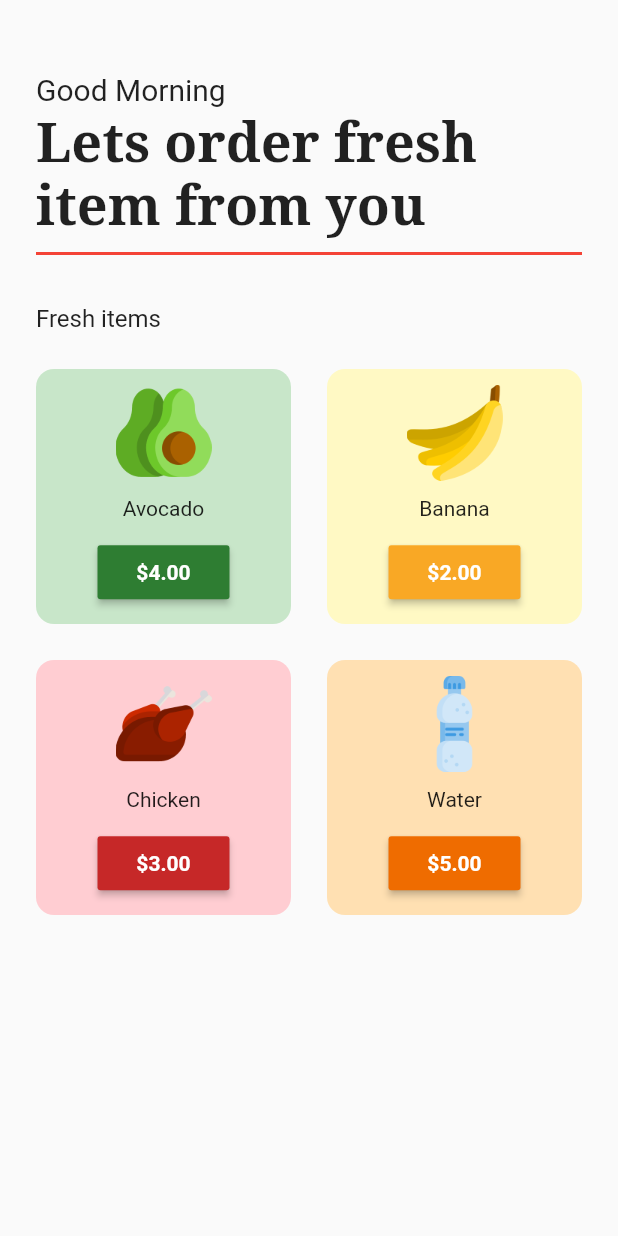
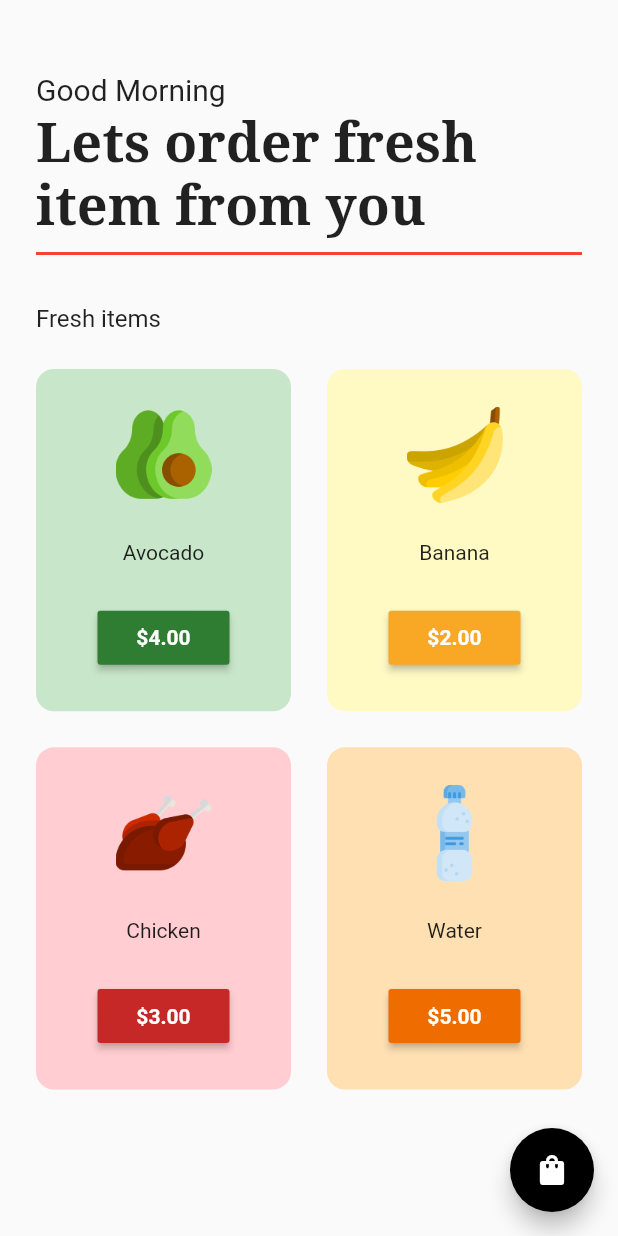
Before and after one commit to siam786/fluttershop, a Flutter app: the HomePage screen opened directly, on a phone screen of 412 x 824 dp. Run offline on Flutter 3.47's test engine with Material 2 defaults, Android fonts, the phone set to English and light mode, and no system bars; our stand-ins replace google_fonts.

```diff
--- a/lib/component/grocery_item_tile.dart
+++ b/lib/component/grocery_item_tile.dart
@@ -7,13 +7,16 @@ class GroceryItemTile extends StatelessWidget {
   final String ItemPrice;
   final String ImagePath;
   final Color;
+  void Function()? onPressed;
 
-  const GroceryItemTile(
+  GroceryItemTile(
       {super.key,
       required this.ItemName,
       required this.ItemPrice,
       required this.ImagePath,
-      this.Color});
+      this.Color,
+      required this.onPressed
+      });
 
   @override
   Widget build(BuildContext context) {
@@ -37,7 +40,7 @@ class GroceryItemTile extends StatelessWidget {
 
           // price+button
           MaterialButton(
-            onPressed: () {},
+            onPressed: onPressed,
             color: Color[800],
             child: Text(
               '\$' + ItemPrice,
--- a/lib/pages/home_page.dart
+++ b/lib/pages/home_page.dart
@@ -5,6 +5,7 @@ import 'package:provider/provider.dart';
 import 'package:shop/model/cart_model.dart';
 
 import '../component/grocery_item_tile.dart';
+import 'cart_page.dart';
 
 class HomePage extends StatelessWidget {
   const HomePage({super.key});
@@ -12,6 +13,15 @@ class HomePage extends StatelessWidget {
   @override
   Widget build(BuildContext context) {
     return Scaffold(
+      floatingActionButton: FloatingActionButton(
+        onPressed: () => Navigator.push(context, MaterialPageRoute(
+          builder: (context) {
+            return const CartPage();
+          },
+        )),
+        backgroundColor: Colors.black,
+        child: const Icon(Icons.shopping_bag),
+      ),
       body: SafeArea(
         child: Column(
           crossAxisAlignment: CrossAxisAlignment.start,
@@ -67,13 +77,16 @@ class HomePage extends StatelessWidget {
                     padding: const EdgeInsets.all(12.0),
                     gridDelegate:
                         const SliverGridDelegateWithFixedCrossAxisCount(
-                            crossAxisCount: 2),
+                            crossAxisCount: 2, childAspectRatio: 1 / 1.3),
                     itemBuilder: (context, index) {
                       return GroceryItemTile(
                         ItemName: value.shopItems[index][0],
                         ItemPrice: value.shopItems[index][1],
                         ImagePath: value.shopItems[index][2],
                         Color: value.shopItems[index][3],
+                        onPressed: () {
+
+                        },
                       );
                     },
                   );
```
Also changed, not shown: lib/pages/cart_page.dart (added, +15 -0 lines).
